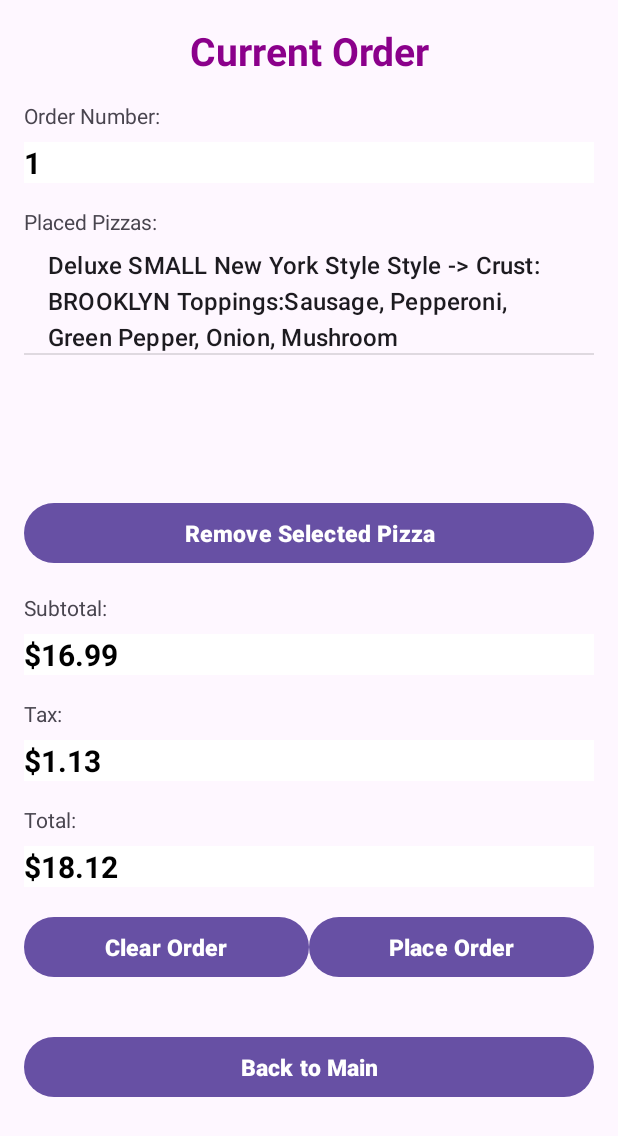
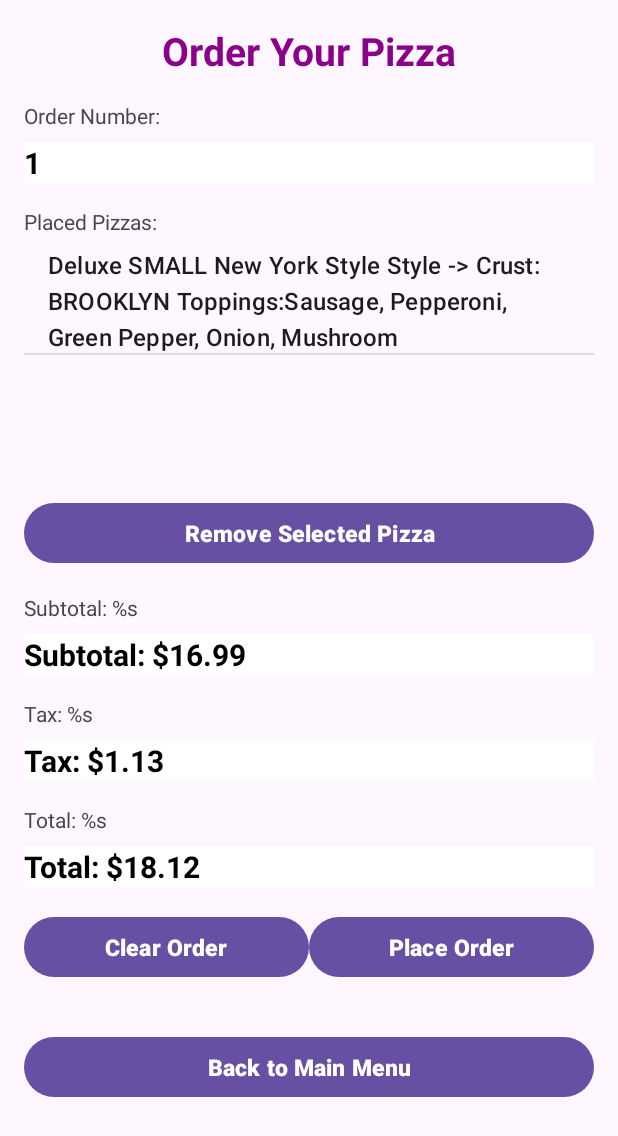
Before and after one commit to sriyavemuri/Yappers-Pizza-Android-App, an Android app: the OrderManagementActivity screen opened directly, with no data from a screen before it, on a phone screen of 412 x 824 dp. Shown: the top 1136 px of the screen. Run offline under Robolectric (Android 15) with nearby library versions, the light colour scheme and no system bars.

Commit message:
hardcoded stuff

```diff
--- a/app/src/main/java/com/example/yapperspizza/Crust.java
+++ b/app/src/main/java/com/example/yapperspizza/Crust.java
@@ -28,5 +28,5 @@ public enum Crust {
     /**
      * Yum.
      */
-    HAND_TOSSED;
+    HAND_TOSSED
 }
--- a/app/src/main/java/com/example/yapperspizza/OrderManagementActivity.java
+++ b/app/src/main/java/com/example/yapperspizza/OrderManagementActivity.java
@@ -76,9 +76,16 @@ public class OrderManagementActivity extends AppCompatActivity {
         double tax = subtotal * TAX_RATE;
         double total = subtotal + tax;
 
-        subtotalEditText.setText("$" + df.format(subtotal));
-        taxEditText.setText("$" + df.format(tax));
-        totalEditText.setText("$" + df.format(total));
+
+        String formattedSubtotal = "$" + df.format(subtotal);
+        String formattedTax = "$" + df.format(tax);
+        String formattedTotal = "$" + df.format(total);
+
+
+        subtotalEditText.setText(getString(R.string.subtotal_label, formattedSubtotal));
+        taxEditText.setText(getString(R.string.tax_label, formattedTax));
+        totalEditText.setText(getString(R.string.total_label, formattedTotal));
+
     }
 
     private void updateOrderNumber() {
--- a/app/src/main/java/com/example/yapperspizza/Size.java
+++ b/app/src/main/java/com/example/yapperspizza/Size.java
@@ -17,5 +17,5 @@ public enum Size {
     /**
      * Represents a large-sized pizza.
      */
-    LARGE;
+    LARGE
 }
--- a/app/src/main/res/layout/order_management_view.xml
+++ b/app/src/main/res/layout/order_management_view.xml
@@ -15,7 +15,7 @@
             android:id="@+id/titleText"
             android:layout_width="match_parent"
             android:layout_height="wrap_content"
-            android:text="Current Order"
+            android:text="@string/order_title"
             android:textSize="26sp"
             android:gravity="center"
             android:textColor="#8B008B"
@@ -28,7 +28,7 @@
             android:id="@+id/orderNumberTextView"
             android:layout_width="wrap_content"
             android:layout_height="wrap_content"
-            android:text="Order Number:"
+            android:text="@string/order_number_label"
             android:layout_marginBottom="8dp" />
         <EditText
             android:id="@+id/orderNumberEditText"
@@ -46,7 +46,7 @@
             android:id="@+id/placedPizzasTextView"
             android:layout_width="wrap_content"
             android:layout_height="wrap_content"
-            android:text="Placed Pizzas:"
+            android:text="@string/placed_pizzas_label"
             android:layout_marginBottom="8dp" />
         <ListView
             android:id="@+id/placedPizzasListView"
@@ -59,7 +59,7 @@
             android:id="@+id/removePizzaButton"
             android:layout_width="match_parent"
             android:layout_height="wrap_content"
-            android:text="Remove Selected Pizza"
+            android:text="@string/remove_pizza_button"
             android:textColor="@android:color/white"
             android:textSize="15sp"
             android:textStyle="bold"
@@ -70,7 +70,7 @@
             android:id="@+id/subtotalTextView"
             android:layout_width="wrap_content"
             android:layout_height="wrap_content"
-            android:text="Subtotal:"
+            android:text="@string/subtotal_label"
             android:layout_marginBottom="8dp" />
         <EditText
             android:id="@+id/subtotalEditText"
@@ -89,7 +89,7 @@
             android:id="@+id/taxTextView"
             android:layout_width="wrap_content"
             android:layout_height="wrap_content"
-            android:text="Tax:"
+            android:text="@string/tax_label"
             android:layout_marginBottom="8dp" />
         <EditText
             android:id="@+id/taxEditText"
@@ -108,7 +108,7 @@
             android:id="@+id/totalTextView"
             android:layout_width="wrap_content"
             android:layout_height="wrap_content"
-            android:text="Total:"
+            android:text="@string/total_label"
             android:layout_marginBottom="8dp" />
         <EditText
             android:id="@+id/totalEditText"
@@ -135,7 +135,7 @@
                 android:layout_width="0dp"
                 android:layout_height="wrap_content"
                 android:layout_weight="1"
-                android:text="Clear Order"
+                android:text="@string/clear_order_button"
                 android:textColor="@android:color/white"
                 android:textSize="15sp"
                 android:textStyle="bold" />
@@ -145,7 +145,7 @@
                 android:layout_width="0dp"
                 android:layout_height="wrap_content"
                 android:layout_weight="1"
-                android:text="Place Order"
+                android:text="@string/place_order_button"
                 android:textColor="@android:color/white"
                 android:textSize="15sp"
                 android:textStyle="bold" />
@@ -157,7 +157,7 @@
             android:id="@+id/mainButton"
             android:layout_width="match_parent"
             android:layout_height="wrap_content"
-            android:text="Back to Main"
+            android:text="@string/back_to_main_menu"
             android:textColor="@android:color/white"
             android:textSize="15sp"
             android:textStyle="bold"
--- a/app/src/main/res/layout/topping_item.xml
+++ b/app/src/main/res/layout/topping_item.xml
@@ -16,6 +16,6 @@
         android:id="@+id/toppingTextView"
         android:layout_width="wrap_content"
         android:layout_height="wrap_content"
-        android:text="Topping Name"
+        android:text="@string/topping_name_label"
         android:textSize="16sp" />
 </LinearLayout>
--- a/app/src/main/res/values/strings.xml
+++ b/app/src/main/res/values/strings.xml
@@ -43,4 +43,42 @@
         <item>Medium</item>
         <item>Large</item>
     </string-array>
+
+
+    <string name="select_order_to_view_details">Select an order to view details.</string>
+    <string name="order_canceled">Order canceled.</string>
+    <string name="order_canceled_successfully">Order canceled successfully.</string>
+    <string name="select_order_to_cancel">Select an order to cancel.</string>
+
+    <string name="pizza_added_to_order">Pizza added to order!</string>
+    <string name="error_invalid_pizza_configuration">Error: Invalid pizza configuration.</string>
+    <string name="error_no_pizzas_in_order">Error: No pizzas in order.</string>
+    <string name="order_placed_successfully">Order placed successfully!</string>
+    <string name="error_invalid_pizza_type_selected">Error: Invalid pizza type selected.</string>
+    <string name="default_price">$0.00</string>
+
+    <string name="subtotal_label">Subtotal: %s</string>
+    <string name="tax_label">Tax: %s</string>
+    <string name="total_label">Total: %s</string>
+
+
+    <string name="order_history">Order History</string>
+    <string name="order_details">Order Details</string>
+    <string name="status_text">Click on an order to view details. Cancel orders as needed.</string>
+    <string name="make_new_order">Make a New Order</string>
+    <string name="cancel_order">Cancel Order</string>
+    <string name="back_to_main_menu">Back to Main Menu</string>
+
+    <string name="go_to_order_menu">Go to Order Menu</string>
+    <string name="manage_orders">Manage Orders</string>
+    <string name="view_past_orders">View Past Orders</string>
+    <string name="selected_toppings_label"> Selected Toppings</string>
+    <string name="topping_name_label"> Topping Name</string>
+
+
+    <string name="order_number_label">Order Number:</string>
+    <string name="placed_pizzas_label">Placed Pizzas:</string>
+    <string name="remove_pizza_button">Remove Selected Pizza</string>
+    <string name="clear_order_button">Clear Order</string>
+
 </resources>
```
Also changed, not shown: app/src/main/java/com/example/yapperspizza/HistoryActivity.java (+8 -5 lines), app/src/main/java/com/example/yapperspizza/OrderActivity.java (+9 -17 lines), app/src/main/res/layout/history_view.xml (+7 -7 lines), app/src/main/res/layout/main_view.xml (+4 -4 lines), app/src/main/res/layout/order_view.xml (+21 -18 lines).
